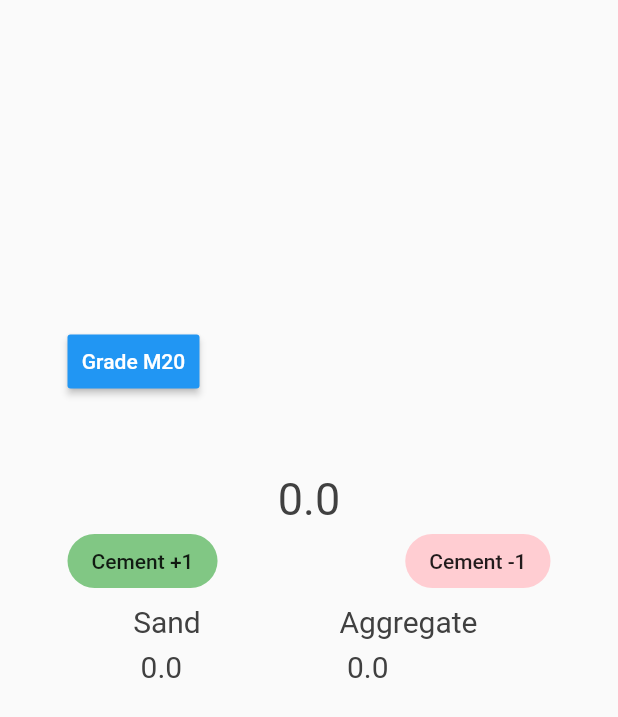
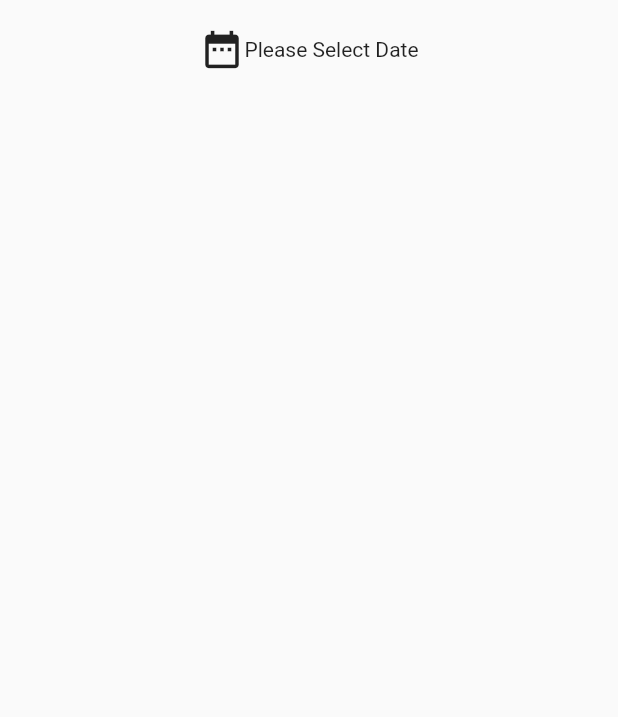
Before and after one commit to mechbullgt/flutter-pocs, a Flutter app: the AddPage screen opened directly, on a phone screen of 412 x 824 dp. Shown: the top 717 px of the screen. Run offline on Flutter 3.47's test engine with Material 2 defaults, Android fonts, the phone set to English and light mode, and no system bars.

Commit message:
Added datePicker, next adding dropDown

```diff
--- a/lib/counter.dart
+++ b/lib/counter.dart
@@ -26,8 +26,8 @@ class _CounterState extends State<Counter> {
   final PageStorageBucket bucket = PageStorageBucket();
 
   final List<Widget> _navChildren = [
+    AddPage(key:PageStorageKey('Page1')),
     ViewDataPage(key: PageStorageKey('Page2')),
-    AddPage(key:PageStorageKey('Page1')),
     FuturePage(key: PageStorageKey('Page3'),)
     ];
 
--- a/lib/tabs/addpage.dart
+++ b/lib/tabs/addpage.dart
@@ -1,257 +1,89 @@
 import 'package:flutter/material.dart';
-import 'package:fluttertoast/fluttertoast.dart';
 
 class AddPage extends StatefulWidget {
   const AddPage({Key key}) : super(key: key);
   @override
-  _BeamState createState() => new _BeamState();
+  _AddPageState createState() => new _AddPageState();
 }
 
-class _BeamState extends State<AddPage> {
-  String m20Ratio = "M20 Grade 1:1.5:3";
-  var m20 = [1.5, 3];
-  double sandRatio = 0;
-  double aggregateRatio = 0;
-
-  void setSandRatio(int grade) {
-    if (grade == 20) {
-      sandRatio = m20[0];
-      debugPrint('Setting Sand Ratio:' + '$sandRatio');
-    }
+class _AddPageState extends State<AddPage> {
+  var formattedDate;
+  var formattedDateWeekDay;
+  static String _pickedDateString = '';
+  Future _selectDate() async {
+    DateTime picked = await showDatePicker(
+        context: context,
+        initialDate: new DateTime.now(),
+        firstDate: new DateTime(2019),
+        lastDate: new DateTime(2030));
+    if (picked != null) setState(() => _pickedDateString = picked.toString());
   }
 
-  double getSandRatio(int grade) {
-    double currentRatio;
-    if (grade == 20) {
-      currentRatio = sandRatio;
-      debugPrint('Getting Sand Ratio:' + '$currentRatio');
+  dynamic checkDateString() {
+    if (_pickedDateString.length < 1) {
+      return new Text("Please Select Date");
     }
-    return currentRatio;
+    var date = DateTime.parse(_pickedDateString);
+    formattedDate = "${date.day} / ${date.month} / ${date.year}";
+    switch (date.weekday) {
+      case 1:
+        formattedDateWeekDay = "Monday";
+        break;
+      case 2:
+        formattedDateWeekDay = "Tuesday";
+        break;
+      case 3:
+        formattedDateWeekDay = "Wednesday";
+        break;
+      case 4:
+        formattedDateWeekDay = "Thursday";
+        break;
+      case 5:
+        formattedDateWeekDay = "Friday";
+        break;
+      case 6:
+        formattedDateWeekDay = "Saturday";
+        break;
+      case 7:
+        formattedDateWeekDay = "Sunday";
+        break;
+    }
+    print(formattedDate);
+    return new Text("\t\t\t" + formattedDateWeekDay + " " + formattedDate);
   }
 
-  void setAggregateRatio(int grade) {
-    if (grade == 20) {
-      aggregateRatio = (m20[1]).toDouble();
-      debugPrint('Setting Aggregate Ratio:' + '$aggregateRatio');
-    }
-  }
-
-  double getArrgregateRatio(double grade) {
-    double currentRatio;
-    if (grade == 20) {
-      currentRatio = aggregateRatio;
-      debugPrint('Getting Aggregate Ratio:' + '$currentRatio');
-    }
-    return currentRatio;
-  }
-
-  double _cementCounter = 0;
-  double _sandCounter = 0;
-  double _aggregateCounter = 0;
-
-  void _incrementMethod(int grade) {
-    setState(() {
-      switch (grade) {
-        case 20:
-          {
-            _cementCounter += 1;
-            _sandCounter = _cementCounter * getSandRatio(20);
-            _aggregateCounter = _cementCounter * getArrgregateRatio(20);
-          }
-          break;
-        case 2:
-          {
-            _sandCounter += 1;
-          }
-          break;
-        case 3:
-          {
-            _aggregateCounter += 1;
-          }
-          break;
-      }
-    });
-  }
-
-  void _decrementorMethod(int options) {
-    setState(() {
-      switch (options) {
-        case 20:
-          {
-            if (_cementCounter > 0) {
-              _cementCounter -= 1;
-              _sandCounter = _cementCounter * getSandRatio(20);
-              _aggregateCounter = _cementCounter * getArrgregateRatio(20);
-            }
-          }
-          break;
-        case 2:
-          {
-            if (_sandCounter > 0) {
-              _sandCounter -= 1;
-            }
-          }
-          break;
-        case 3:
-          {
-            if (_aggregateCounter > 0) {
-              _aggregateCounter -= 1;
-            }
-          }
-          break;
-      }
-    });
-  }
-
-  void _incrementToastAction(BuildContext context, int x) {
-    switch (x) {
-      case 20:
-        {
-          _incrementMethod(20);
-          // Fluttertoast.showToast(
-          //     msg: "Cement +1",
-          //     toastLength: Toast.LENGTH_SHORT,
-          //     gravity: ToastGravity.CENTER,
-          //     backgroundColor: Colors.grey[300],
-          //     textColor: Colors.black,
-          //     fontSize: 16.0);
-        }
-        break;
-      case 2:
-        {
-          _incrementMethod(x);
-        }
-        break;
-      case 3:
-        {
-          _incrementMethod(x);
-        }
-        break;
-    }
-  }
-
-  void _decrementorAction(BuildContext context, int y) {
-    switch (y) {
-      case 20:
-        {
-          _decrementorMethod(20);
-        }
-        break;
-      case 2:
-        {
-          _decrementorMethod(2);
-        }
-        break;
-      case 3:
-        {
-          _decrementorMethod(3);
-        }
-        break;
-    }
-  }
-
-  void feedNumbers(int grade) {
-    if (grade == 20) {
-      setSandRatio(20);
-      setAggregateRatio(20);
-      Fluttertoast.showToast(
-        msg: "Selected Concrete Grade M20",
-        toastLength: Toast.LENGTH_SHORT,
-        gravity: ToastGravity.BOTTOM,
-        backgroundColor: Colors.grey[300],
-        textColor: Colors.black,
-        fontSize: 16.0,
-      );
-    }
+  Container dateContainer() {
+    return Container(
+      padding: new EdgeInsets.all(18.0),
+      child: new Center(
+        child: new Row(
+          mainAxisAlignment: MainAxisAlignment.center,
+          children: <Widget>[
+            new InkWell(
+                onTap: () {
+                  Feedback.forTap(context);
+                  _selectDate();
+                },
+                child: Icon(
+                  Icons.date_range,
+                  size: 30,
+                )),
+            checkDateString(),
+          ],
+        ),
+      ),
+    );
   }
 
   @override
   Widget build(BuildContext context) {
-    Container firstContainer = new Container(
-        child: new Row(
-      children: <Widget>[
-        new RaisedButton(
-          padding: const EdgeInsets.all(8.0),
-          textColor: Colors.white,
-          color: Colors.blue,
-          onPressed: () {
-            debugPrint("Print from Raised button");
-            feedNumbers(20);
-          },
-          child: new Text("Grade M20"),
-        )
-      ],
+    return new Scaffold(
+        body: Center(
+      child: Column(
+        children: <Widget>[
+          dateContainer(),
+        ],
+      ),
     ));
-
-    Container belowFirstContainer = new Container(
-      child: new Text('$_cementCounter',
-          style: TextStyle(
-              height: 0, fontSize: 30, color: Color.fromRGBO(64, 64, 64, 100))),
-    );
-
-    Container secondContainer = new Container(
-        child: new Row(
-      mainAxisAlignment: MainAxisAlignment.spaceBetween,
-      children: <Widget>[
-        new FlatButton(
-          child: new Text('Cement +1'),
-          shape: new RoundedRectangleBorder(
-              borderRadius: new BorderRadius.circular(30.0)),
-          color: Colors.green[300],
-          onPressed: () {
-            _incrementToastAction(context, 20);
-          },
-        ),
-        new FlatButton(
-          child: new Text('Cement -1'),
-          shape: new RoundedRectangleBorder(
-              borderRadius: new BorderRadius.circular(30.0)),
-          color: Colors.red[100],
-          onPressed: () {
-            _decrementorAction(context, 20);
-          },
-        ),
-      ],
-    ));
-
-    Container thirdContainer = new Container(
-        child: new Row(
-      mainAxisAlignment: MainAxisAlignment.spaceAround,
-      children: <Widget>[
-        new Text('Sand \n $_sandCounter',
-            style: TextStyle(
-                height: 1.5,
-                fontSize: 20,
-                color: Color.fromRGBO(64, 64, 64, 100))),
-        new Text('Aggregate \n $_aggregateCounter',
-            style: TextStyle(
-                height: 1.5,
-                fontSize: 20,
-                color: Color.fromRGBO(64, 64, 64, 100))),
-      ],
-    ));
-
-    return Scaffold(
-        body: Center(
-            child: Container(
-          padding: new EdgeInsets.all(5.0),
-          alignment: Alignment.center,
-          margin: EdgeInsets.all(40),
-          constraints: BoxConstraints(
-              maxHeight: 400, maxWidth: 400, minHeight: 300, minWidth: 200),
-          child: Center(
-            child: Column(
-              children: <Widget>[
-                firstContainer,
-                SizedBox(
-                  height: 50,
-                ),
-                belowFirstContainer,
-                secondContainer,
-                thirdContainer,
-              ],
-            ),
-          ),
-        )));
   }
 }
```
Also changed, not shown: lib/main1.dart (+29 -29 lines).
